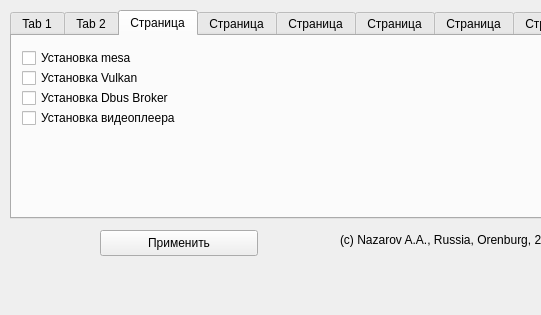
Old version of the form mainwindow.ui in the repository ArtNazarov/arch-post-installer; both pictures show x 0 to 541 and y 0 to 315 of the 778 by 315 pixel window.
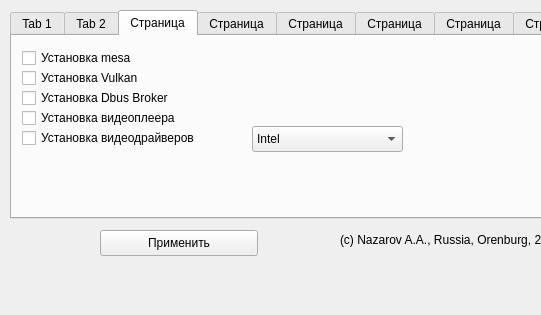
New version of the form. The open tabs and pages were chosen to show the change.

Commit message:
Added video drivers installation
 (AMD, NVIDIA, Intel)

Patch:
```diff
--- a/mainwindow.ui
+++ b/mainwindow.ui
@@ -275,7 +275,7 @@
        <rect>
         <x>10</x>
         <y>70</y>
-        <width>181</width>
+        <width>221</width>
         <height>24</height>
        </rect>
       </property>
@@ -283,6 +283,44 @@
        <string>Установка видеоплеера</string>
       </property>
      </widget>
+     <widget class="QCheckBox" name="chkInstallVideoDrivers">
+      <property name="geometry">
+       <rect>
+        <x>10</x>
+        <y>90</y>
+        <width>221</width>
+        <height>24</height>
+       </rect>
+      </property>
+      <property name="text">
+       <string>Установка видеодрайверов</string>
+      </property>
+     </widget>
+     <widget class="QComboBox" name="cboVideoDriver">
+      <property name="geometry">
+       <rect>
+        <x>240</x>
+        <y>90</y>
+        <width>151</width>
+        <height>26</height>
+       </rect>
+      </property>
+      <item>
+       <property name="text">
+        <string>Intel</string>
+       </property>
+      </item>
+      <item>
+       <property name="text">
+        <string>Nvidia</string>
+       </property>
+      </item>
+      <item>
+       <property name="text">
+        <string>AMD</string>
+       </property>
+      </item>
+     </widget>
     </widget>
     <widget class="QWidget" name="tabSoftwareCenters">
      <attribute name="title">
```
Left out of the diff: 15 changed lines with no effect on the pictures. The commit also changes 5 other files.
